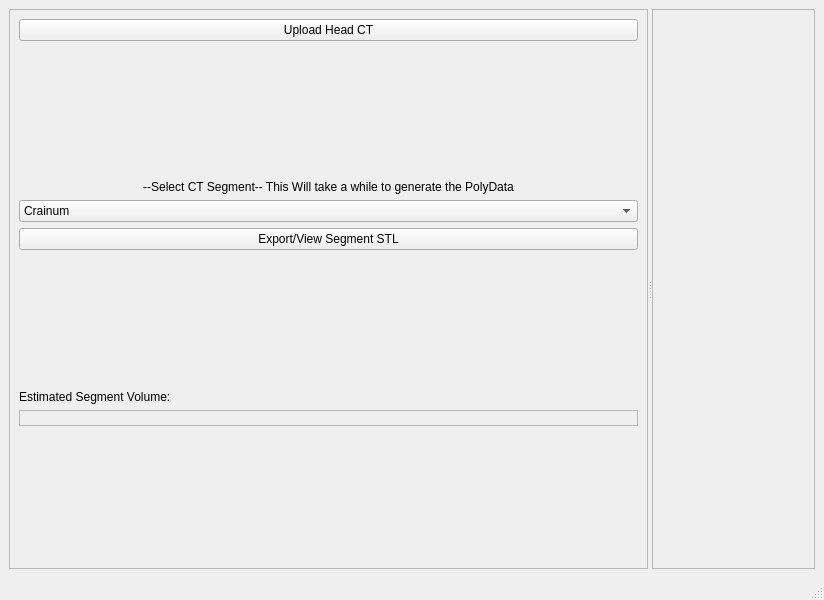
Before: the Qt Designer form demo.ui in mohamed-abdelaziz721/medsoft_hady_task1, drawn with Qt 5.
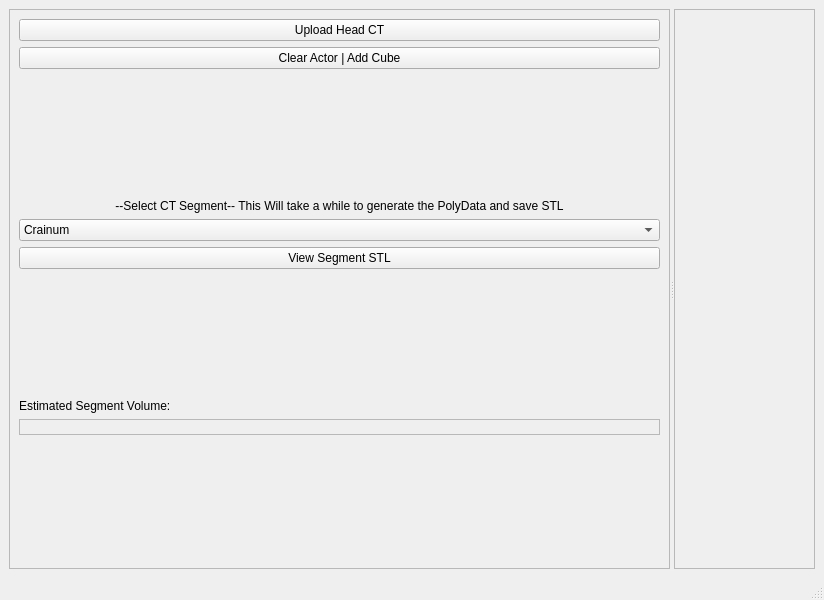
After: the same form once the commit is applied.

```diff
--- a/demo.ui
+++ b/demo.ui
@@ -35,6 +35,13 @@
           </property>
          </widget>
         </item>
+        <item>
+         <widget class="QPushButton" name="cyl_cube">
+          <property name="text">
+           <string>Clear Actor | Add Cube</string>
+          </property>
+         </widget>
+        </item>
         <item>
          <spacer name="verticalSpacer_3">
           <property name="orientation">
@@ -51,7 +58,7 @@
         <item>
          <widget class="QLabel" name="label_3">
           <property name="text">
-           <string>--Select CT Segment-- This Will take a while to generate the PolyData</string>
+           <string>--Select CT Segment-- This Will take a while to generate the PolyData and save STL</string>
           </property>
           <property name="alignment">
            <set>Qt::AlignCenter</set>
@@ -91,7 +98,7 @@
         <item>
          <widget class="QPushButton" name="export_stl">
           <property name="text">
-           <string>Export/View Segment STL</string>
+           <string>View Segment STL</string>
           </property>
          </widget>
         </item>
```
